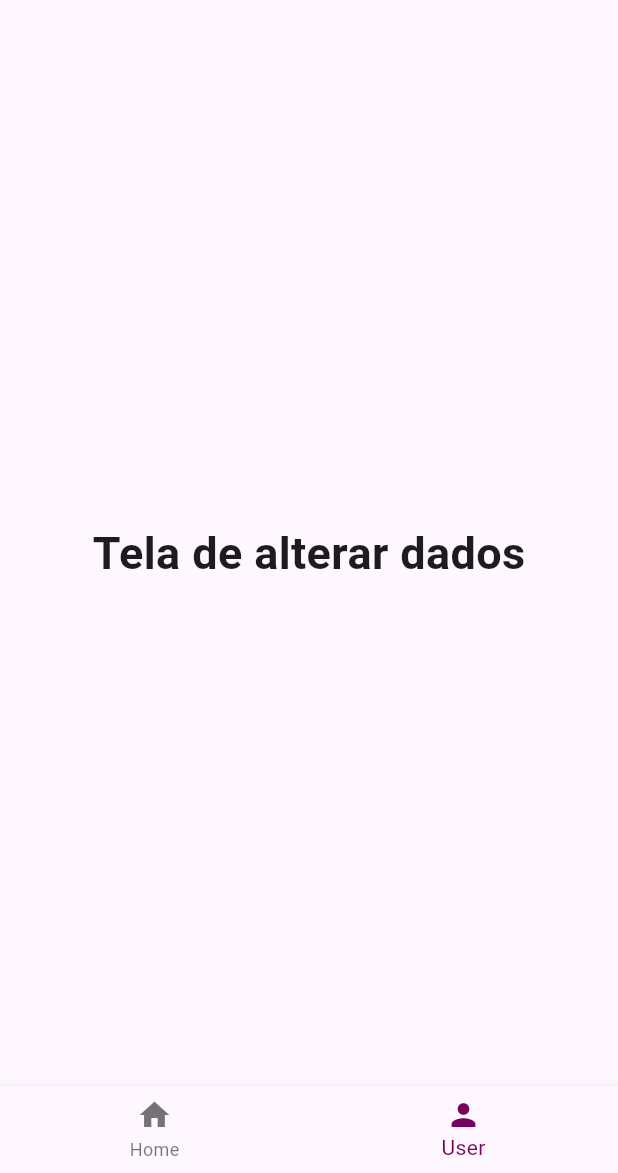
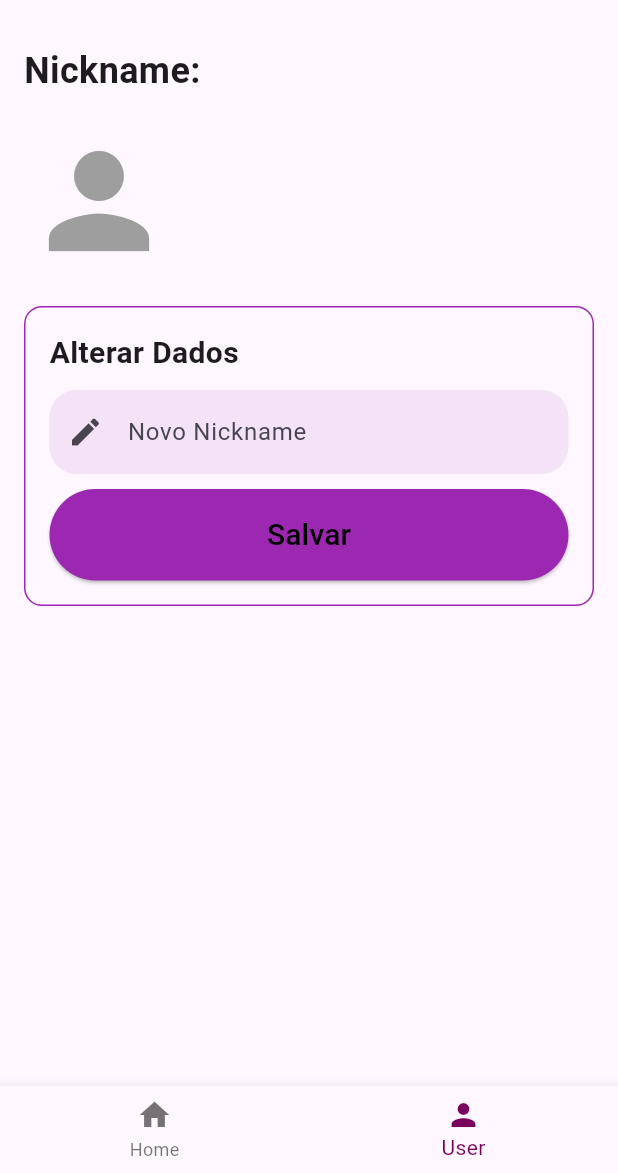
Before and after one commit to filizzolalucca/quiz_app_front_end_flutter, a Flutter app: the HomeAppPage screen opened directly, item 2 of the bottom bar chosen, on a phone screen of 412 x 824 dp, the part 63-1236 px from its top. Run offline on Flutter 3.47's test engine with Material 3 defaults, Android fonts, the phone set to English and light mode, and no system bars; our stand-ins replace get_it, shared_preferences; missing offline and left inert: dart:ffi; accounts and stored records are empty; network calls fail.

Commit message:
criando tela de alterar nickname usuario

```diff
--- a/quiz_teste/quiz/lib/main.dart
+++ b/quiz_teste/quiz/lib/main.dart
@@ -1,5 +1,6 @@
 import 'package:flutter/material.dart';
 import 'package:provider/provider.dart';
+import 'package:quiz/modules/change_user/viewModel/change_user_view_model.dart';
 import 'package:quiz/modules/home_quiz/view_model/home_app_view_model.dart';
 import 'package:quiz/modules/sign_in/view_model/sign_in_view_model.dart';
 import 'package:quiz/modules/sign_in/views/sign_in_screen.dart';
@@ -20,7 +21,8 @@ class MyApp extends StatelessWidget {
     return MultiProvider(
       providers: [
         ChangeNotifierProvider(create: (_) => UserViewModel.initialize()),
-        ChangeNotifierProvider(create: (_) => SignInViewModel())
+        ChangeNotifierProvider(create: (_) => SignInViewModel()),
+        ChangeNotifierProvider(create: (_) => ChangeUserViewModel())
       ],
       child: const MaterialApp(
         title: 'Quiz App',
--- a/quiz_teste/quiz/lib/modules/change_user/view/change_user_data_screen.dart
+++ b/quiz_teste/quiz/lib/modules/change_user/view/change_user_data_screen.dart
@@ -1,13 +1,93 @@
 import 'package:flutter/cupertino.dart';
+import 'package:flutter/material.dart';
+import 'package:provider/provider.dart';
+import 'package:quiz/modules/change_user/viewModel/change_user_view_model.dart';
 
 class ChangeUserPage extends StatelessWidget {
   @override
   Widget build(BuildContext context) {
-    return const Center(
-      child: Text(
-        'Tela de alterar dados',
-        style: TextStyle(fontSize: 30, fontWeight: FontWeight.bold),
-      ),
+    return MaterialApp(
+      debugShowCheckedModeBanner: false,
+      home: Scaffold(body:
+          Consumer<ChangeUserViewModel>(builder: (context, viewModel, child) {
+        if (viewModel.loading) {
+          return const Center(
+            child: CircularProgressIndicator(
+              valueColor: AlwaysStoppedAnimation<Color>(Colors.purple),
+              backgroundColor: Colors.grey,
+              strokeWidth: 5,
+            ),
+          );
+        }
+        return Center(
+          child: Padding(
+            padding: const EdgeInsets.all(16.0),
+            child: Column(
+              crossAxisAlignment: CrossAxisAlignment.start,
+              children: [
+                Text(
+                  'Nickname: ${viewModel.nickname ?? "Unknown"}',
+                  style: const TextStyle(
+                      fontSize: 24, fontWeight: FontWeight.bold),
+                ),
+                const SizedBox(height: 20),
+                const Icon(Icons.person, size: 100, color: Colors.grey),
+                const SizedBox(height: 20),
+                Container(
+                  padding: const EdgeInsets.all(16),
+                  decoration: BoxDecoration(
+                    border: Border.all(color: Colors.purple),
+                    borderRadius: BorderRadius.circular(12),
+                  ),
+                  child: Column(
+                    crossAxisAlignment: CrossAxisAlignment.stretch,
+                    children: [
+                      const Text(
+                        'Alterar Dados',
+                        style: TextStyle(
+                            fontSize: 20, fontWeight: FontWeight.bold),
+                      ),
+                      const SizedBox(height: 10),
+                      Form(
+                        key: viewModel.key,
+                        child: TextFormField(
+                          initialValue: viewModel.nickname,
+                          decoration: InputDecoration(
+                            hintText: "Novo Nickname",
+                            border: OutlineInputBorder(
+                              borderRadius: BorderRadius.circular(18),
+                              borderSide: BorderSide.none,
+                            ),
+                            fillColor: Colors.purple.withOpacity(0.1),
+                            filled: true,
+                            prefixIcon: const Icon(Icons.edit),
+                          ),
+                          validator: (value) => viewModel.validarNome(value),
+                        ),
+                      ),
+                      const SizedBox(height: 10),
+                      ElevatedButton(
+                        onPressed: () {
+                          viewModel.sendForm(context);
+                        },
+                        style: ElevatedButton.styleFrom(
+                          shape: const StadiumBorder(),
+                          padding: const EdgeInsets.symmetric(vertical: 16),
+                          backgroundColor: Colors.purple,
+                        ),
+                        child: const Text(
+                          "Salvar",
+                          style: TextStyle(fontSize: 20, color: Colors.black),
+                        ),
+                      ),
+                    ],
+                  ),
+                ),
+              ],
+            ),
+          ),
+        );
+      })),
     );
   }
 }
--- /dev/null
+++ b/quiz_teste/quiz/lib/modules/change_user/viewModel/change_user_view_model.dart
@@ -0,0 +1,87 @@
+import 'package:flutter/cupertino.dart';
+import 'package:flutter/material.dart';
+import 'package:shared_preferences/shared_preferences.dart';
+
+class ChangeUserViewModel extends ChangeNotifier {
+  bool _autoValidate = false;
+  bool _loading = false;
+  String? _nickName;
+  GlobalKey<FormState> _key = GlobalKey();
+
+  ChangeUserViewModel() {
+    _loadUserName();
+  }
+
+  bool get loading => _loading;
+  bool get autoValidate => _autoValidate;
+  String? get nickname => _nickName;
+  GlobalKey<FormState> get key => _key;
+
+  setLoading(bool loading) async {
+    _loading = loading;
+    notifyListeners();
+  }
+
+  Future<void> _loadUserName() async {
+    SharedPreferences prefs = await SharedPreferences.getInstance();
+    _nickName = prefs.getString('user_nickname') ?? "not_found";
+    notifyListeners();
+  }
+
+  Future<void> _saveUserName(String userName) async {
+    SharedPreferences prefs = await SharedPreferences.getInstance();
+    await prefs.setString('user_nickname', userName);
+    _nickName = userName;
+    notifyListeners();
+  }
+
+  String? validarNome(String? value) {
+    if (value == null || value.isEmpty) {
+      _nickName = null; // Reseta o nickname se for nulo ou vazio
+      return "Informe o nickname";
+    }
+    String pattern = r'(^[a-zA-Z ]*$)';
+    RegExp regExp = RegExp(pattern);
+    if (regExp.hasMatch(value)) {
+      _nickName = value; // Atualiza o nickname se for válido
+      return null;
+    } else {
+      _nickName = null; // Reseta o nickname se for inválido
+      return "O nickname deve conter caracteres de a-z ou A-Z";
+    }
+  }
+
+  sendForm(context) async {
+    if (key.currentState != null) {
+      if (key.currentState!.validate()) {
+        key.currentState!.save();
+        //chamar requisicao - proximo pr
+      } else {
+        _showDialog(
+            context, 'Confira se esta preenchendo os campos corretamente');
+        _autoValidate = true;
+      }
+    }
+    notifyListeners();
+  }
+
+  void _showDialog(BuildContext context, String message) {
+    showDialog(
+      context: context,
+      builder: (BuildContext context) {
+        return AlertDialog(
+          title: const Text('Atenção'),
+          content: Text(message),
+          actions: <Widget>[
+            TextButton(
+              onPressed: () {
+                Navigator.of(context).pop();
+              },
+              child: const Text('OK'),
+            ),
+          ],
+        );
+      },
+    );
+  }
+}
```
